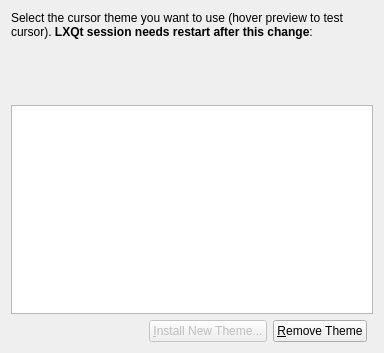
Above: liblxqt-config-cursor/selectwnd.ui from lxqt/lxqt-config before the change. Below: the same form after it.
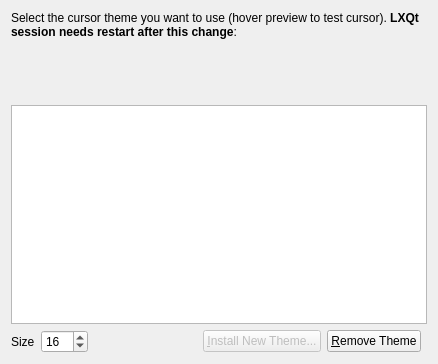
That is the form after the change. Custom widgets are drawn as their Qt base class.

Commit message: Set mouse size has been added. Related to #350 #953 mouse cursor size is not adjustable.

What changed in the file:
```diff
--- a/liblxqt-config-cursor/selectwnd.ui
+++ b/liblxqt-config-cursor/selectwnd.ui
@@ -6,28 +6,25 @@
    <rect>
     <x>0</x>
     <y>0</y>
-    <width>384</width>
-    <height>353</height>
+    <width>438</width>
+    <height>364</height>
    </rect>
   </property>
   <property name="windowTitle">
    <string>LXQt Mouse Theme Configuration</string>
   </property>
   <layout class="QGridLayout" name="gridLayout">
-   <item row="0" column="0" colspan="4">
-    <widget class="QLabel" name="infoLabel">
+   <item row="5" column="3">
+    <widget class="QPushButton" name="btInstall">
+     <property name="enabled">
+      <bool>false</bool>
+     </property>
      <property name="text">
-      <string>Select the cursor theme you want to use (hover preview to test cursor). &lt;b&gt;LXQt session needs restart after this change&lt;/b&gt;:</string>
-     </property>
-     <property name="wordWrap">
-      <bool>true</bool>
+      <string>&amp;Install New Theme...</string>
      </property>
     </widget>
    </item>
-   <item row="1" column="0" colspan="4">
-    <widget class="WarningLabel" name="warningLabel" native="true"/>
-   </item>
-   <item row="2" column="0" colspan="4">
+   <item row="2" column="0" colspan="6">
     <widget class="PreviewWidget" name="preview" native="true">
      <property name="sizePolicy">
       <sizepolicy hsizetype="Preferred" vsizetype="Preferred">
@@ -43,7 +40,17 @@
      </property>
     </widget>
    </item>
-   <item row="3" column="0" colspan="4">
+   <item row="0" column="0" colspan="6">
+    <widget class="QLabel" name="infoLabel">
+     <property name="text">
+      <string>Select the cursor theme you want to use (hover preview to test cursor). &lt;b&gt;LXQt session needs restart after this change&lt;/b&gt;:</string>
+     </property>
+     <property name="wordWrap">
+      <bool>true</bool>
+     </property>
+    </widget>
+   </item>
+   <item row="3" column="0" colspan="6">
     <widget class="QListView" name="lbThemes">
      <property name="editTriggers">
       <set>QAbstractItemView::NoEditTriggers</set>
@@ -59,7 +66,33 @@
      </property>
     </widget>
    </item>
-   <item row="4" column="0">
+   <item row="5" column="1">
+    <widget class="QSpinBox" name="cursorSizeSpinBox">
+     <property name="toolTip">
+      <string>LXQt session needs restart to view this change.</string>
+     </property>
+     <property name="minimum">
+      <number>12</number>
+     </property>
+     <property name="maximum">
+      <number>128</number>
+     </property>
+     <property name="value">
+      <number>16</number>
+     </property>
+    </widget>
+   </item>
+   <item row="1" column="0" colspan="6">
+    <widget class="WarningLabel" name="warningLabel" native="true"/>
+   </item>
+   <item row="5" column="4">
+    <widget class="QPushButton" name="btRemove">
+     <property name="text">
+      <string>&amp;Remove Theme</string>
+     </property>
+    </widget>
+   </item>
+   <item row="5" column="2">
     <spacer>
      <property name="orientation">
       <enum>Qt::Horizontal</enum>
@@ -72,20 +105,10 @@
      </property>
     </spacer>
    </item>
-   <item row="4" column="1">
-    <widget class="QPushButton" name="btInstall">
-     <property name="enabled">
-      <bool>false</bool>
-     </property>
+   <item row="5" column="0">
+    <widget class="QLabel" name="sizeLabel">
      <property name="text">
-      <string>&amp;Install New Theme...</string>
-     </property>
-    </widget>
-   </item>
-   <item row="4" column="2">
-    <widget class="QPushButton" name="btRemove">
-     <property name="text">
-      <string>&amp;Remove Theme</string>
+      <string>Size</string>
      </property>
     </widget>
    </item>
```
The commit also changes 8 other files.
